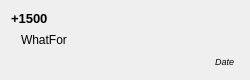
Before: the Qt Designer form FinancialManager/Content/Components/recordhistoryitemwidget.ui in Aethermeister/FinancialManager, drawn with Qt 5.
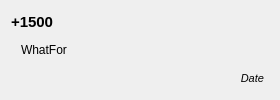
After: the same form once the commit is applied.

```diff
--- a/FinancialManager/Content/Components/recordhistoryitemwidget.ui
+++ b/FinancialManager/Content/Components/recordhistoryitemwidget.ui
@@ -6,8 +6,8 @@
    <rect>
     <x>0</x>
     <y>0</y>
-    <width>250</width>
-    <height>80</height>
+    <width>280</width>
+    <height>100</height>
    </rect>
   </property>
   <property name="sizePolicy">
@@ -16,6 +16,12 @@
     <verstretch>0</verstretch>
    </sizepolicy>
   </property>
+  <property name="minimumSize">
+   <size>
+    <width>280</width>
+    <height>100</height>
+   </size>
+  </property>
   <property name="windowTitle">
    <string>Form</string>
   </property>
@@ -27,7 +33,7 @@
     <widget class="QLabel" name="m_amount_lbl">
      <property name="font">
       <font>
-       <pointsize>10</pointsize>
+       <pointsize>11</pointsize>
        <weight>75</weight>
        <bold>true</bold>
       </font>
@@ -39,6 +45,11 @@
    </item>
    <item row="1" column="0">
     <widget class="QLabel" name="m_whatFor_lbl">
+     <property name="font">
+      <font>
+       <pointsize>9</pointsize>
+      </font>
+     </property>
      <property name="text">
       <string>WhatFor</string>
      </property>
@@ -51,7 +62,7 @@
     <widget class="QLabel" name="m_date_lbl">
      <property name="font">
       <font>
-       <pointsize>7</pointsize>
+       <pointsize>8</pointsize>
        <italic>true</italic>
       </font>
      </property>
```
